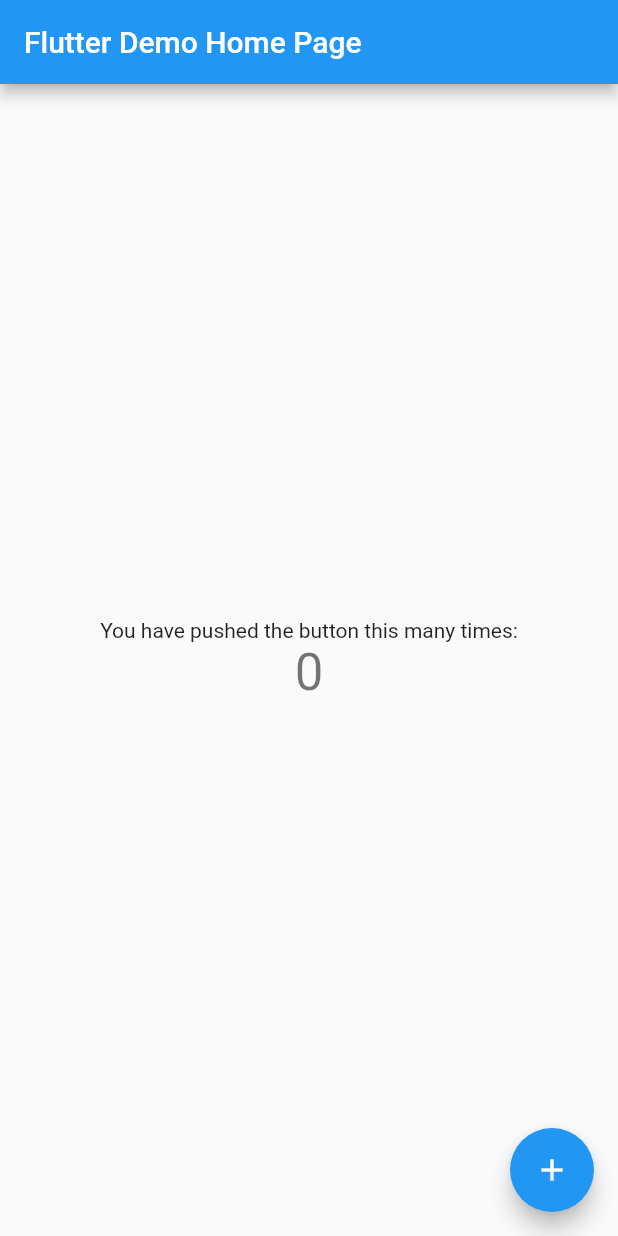
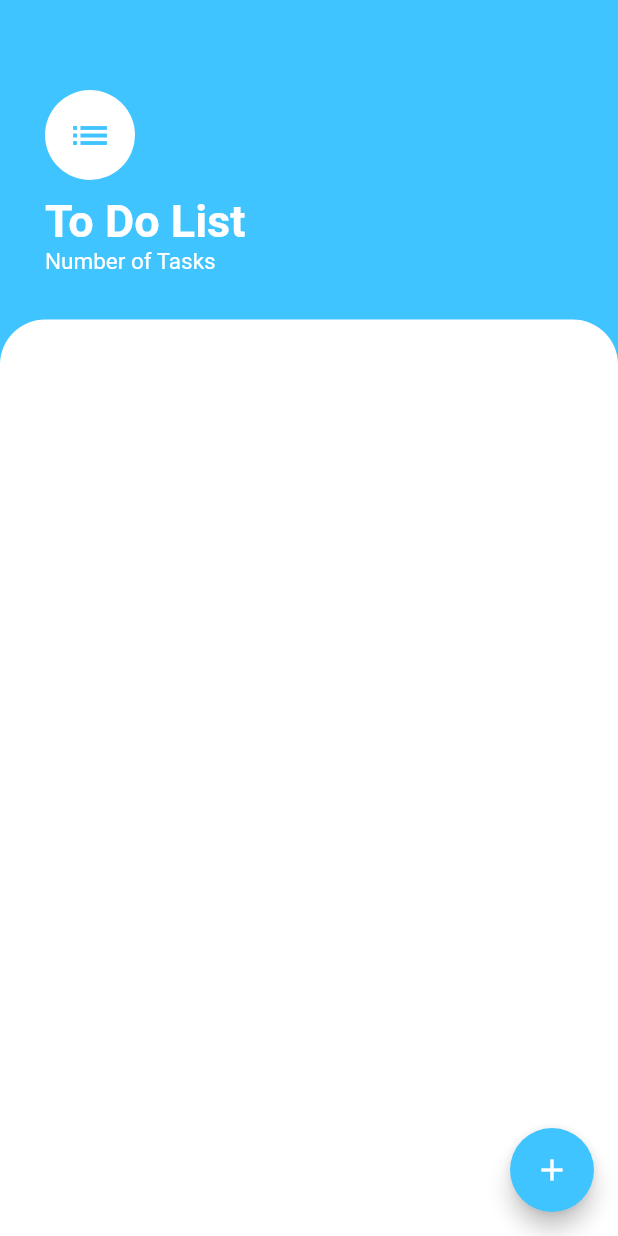
Before and after one commit to Mustafa1993Adnan/todo_list, a Flutter app: the screen it shows after launch, on a phone screen of 412 x 824 dp. Run offline on Flutter 3.47's test engine with Material 2 defaults, Android fonts, the phone set to English and light mode, and no system bars.

Commit message:
To Do List

```diff
--- a/lib/main.dart
+++ b/lib/main.dart
@@ -1,113 +1,15 @@
 import 'package:flutter/material.dart';
+import 'package:todo_list/screens/tasks_screen.dart';
 
 void main() {
   runApp(MyApp());
 }
 
 class MyApp extends StatelessWidget {
-  // This widget is the root of your application.
   @override
   Widget build(BuildContext context) {
     return MaterialApp(
-      title: 'Flutter Demo',
-      theme: ThemeData(
-        // This is the theme of your application.
-        //
-        // Try running your application with "flutter run". You'll see the
-        // application has a blue toolbar. Then, without quitting the app, try
-        // changing the primarySwatch below to Colors.green and then invoke
-        // "hot reload" (press "r" in the console where you ran "flutter run",
-        // or simply save your changes to "hot reload" in a Flutter IDE).
-        // Notice that the counter didn't reset back to zero; the application
-        // is not restarted.
-        primarySwatch: Colors.blue,
-      ),
-      home: MyHomePage(title: 'Flutter Demo Home Page'),
+      home: TasksScreen(),
     );
   }
 }
-
-class MyHomePage extends StatefulWidget {
-  MyHomePage({Key? key, required this.title}) : super(key: key);
-
-  // This widget is the home page of your application. It is stateful, meaning
-  // that it has a State object (defined below) that contains fields that affect
-  // how it looks.
-
-  // This class is the configuration for the state. It holds the values (in this
-  // case the title) provided by the parent (in this case the App widget) and
-  // used by the build method of the State. Fields in a Widget subclass are
-  // always marked "final".
-
-  final String title;
-
-  @override
-  _MyHomePageState createState() => _MyHomePageState();
-}
-
-class _MyHomePageState extends State<MyHomePage> {
-  int _counter = 0;
-
-  void _incrementCounter() {
-    setState(() {
-      // This call to setState tells the Flutter framework that something has
-      // changed in this State, which causes it to rerun the build method below
-      // so that the display can reflect the updated values. If we changed
-      // _counter without calling setState(), then the build method would not be
-      // called again, and so nothing would appear to happen.
-      _counter++;
-    });
-  }
-
-  @override
-  Widget build(BuildContext context) {
-    // This method is rerun every time setState is called, for instance as done
-    // by the _incrementCounter method above.
-    //
-    // The Flutter framework has been optimized to make rerunning build methods
-    // fast, so that you can just rebuild anything that needs updating rather
-    // than having to individually change instances of widgets.
-    return Scaffold(
-      appBar: AppBar(
-        // Here we take the value from the MyHomePage object that was created by
-        // the App.build method, and use it to set our appbar title.
-        title: Text(widget.title),
-      ),
-      body: Center(
-        // Center is a layout widget. It takes a single child and positions it
-        // in the middle of the parent.
-        child: Column(
-          // Column is also a layout widget. It takes a list of children and
-          // arranges them vertically. By default, it sizes itself to fit its
-          // children horizontally, and tries to be as tall as its parent.
-          //
-          // Invoke "debug painting" (press "p" in the console, choose the
-          // "Toggle Debug Paint" action from the Flutter Inspector in Android
-          // Studio, or the "Toggle Debug Paint" command in Visual Studio Code)
-          // to see the wireframe for each widget.
-          //
-          // Column has various properties to control how it sizes itself and
-          // how it positions its children. Here we use mainAxisAlignment to
-          // center the children vertically; the main axis here is the vertical
-          // axis because Columns are vertical (the cross axis would be
-          // horizontal).
-          mainAxisAlignment: MainAxisAlignment.center,
-          children: <Widget>[
-            Text(
-              'You have pushed the button this many times:',
-            ),
-            Text(
-              '$_counter',
-              style: Theme.of(context).textTheme.headline4,
-            ),
-          ],
-        ),
-      ),
-      floatingActionButton: FloatingActionButton(
-        onPressed: _incrementCounter,
-        tooltip: 'Increment',
-        child: Icon(Icons.add),
-      ), // This trailing comma makes auto-formatting nicer for build methods.
-    );
-  }
-}
--- /dev/null
+++ b/lib/screens/tasks_screen.dart
@@ -0,0 +1,39 @@
+import 'package:flutter/material.dart';
+
+class TasksScreen extends StatelessWidget {
+  @override
+  Widget build(BuildContext context) {
+    return Scaffold(
+      backgroundColor: Colors.lightBlueAccent,
+      floatingActionButton: FloatingActionButton(backgroundColor: Colors.lightBlueAccent,onPressed: null,
+      child: Icon(Icons.add),),
+      body: Column(
+        crossAxisAlignment: CrossAxisAlignment.start,
+        children: [
+          Container(
+            padding: EdgeInsets.only(top: 60,left: 30,right: 30,bottom: 30),
+            child: Column(
+              crossAxisAlignment: CrossAxisAlignment.start,
+              children  : [
+                CircleAvatar(child: Icon(Icons.list,size: 30,color: Colors.lightBlueAccent,),backgroundColor: Colors.white,radius: 30,),
+                SizedBox(height: 10,),
+                Text('To Do List',
+                style: TextStyle(
+                  color: Colors.white,fontSize: 30
+                    ,fontWeight: FontWeight.bold
+                ),),
+                Text('Number of Tasks',style: TextStyle(color: Colors.white,fontSize: 15),),
+
+              ],
+            ),
+          ),
+          Expanded(
+            child: Container(
+              decoration: BoxDecoration(color: Colors.white,borderRadius: BorderRadius.only(topRight: Radius.circular(30),topLeft: Radius.circular(30))),
+            ),
+          )
+        ],
+      ),
+    );
+  }
+}
```
